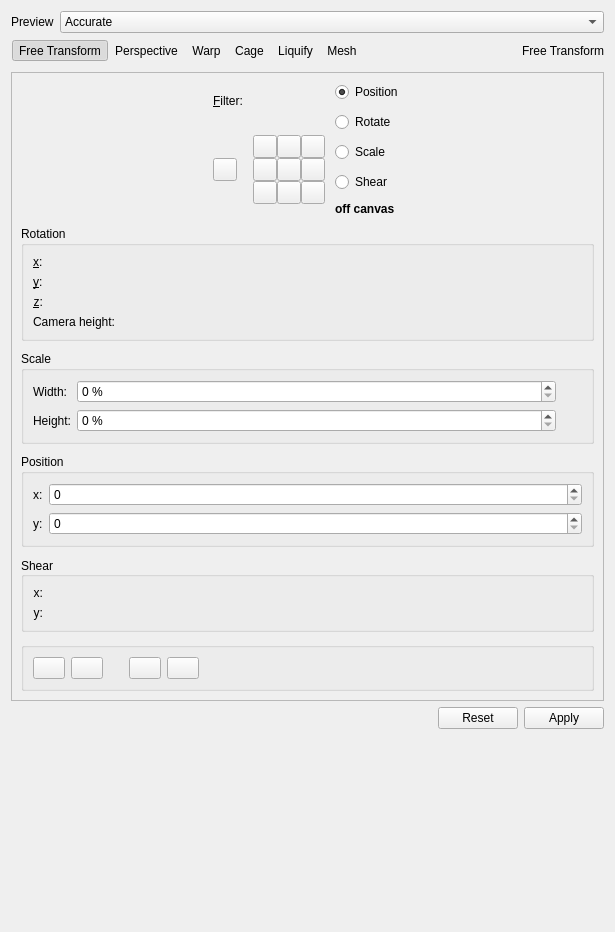
Before: the Qt Designer form plugins/tools/tool_transform2/wdg_tool_transform.ui in KDE/krita, drawn with Qt 5.
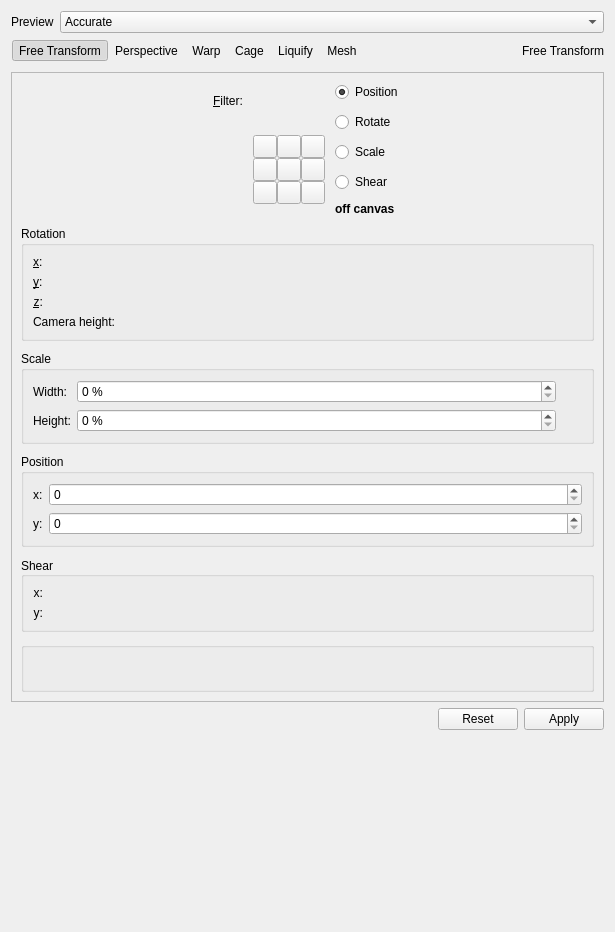
After: the same form once the commit is applied. Custom widgets are drawn as their Qt base class.

Commit message: Fix button styling inconsistencies in various tool options

Diff of the .ui file:
```diff
--- a/plugins/tools/tool_transform2/wdg_tool_transform.ui
+++ b/plugins/tools/tool_transform2/wdg_tool_transform.ui
@@ -385,6 +385,9 @@
              <property name="autoExclusive">
               <bool>true</bool>
              </property>
+             <property name="autoRaise">
+              <bool>true</bool>
+             </property>
             </widget>
            </item>
            <item row="0" column="1">
@@ -1245,7 +1248,7 @@
            <number>6</number>
           </property>
           <item>
-           <widget class="QPushButton" name="flipXButton">
+           <widget class="QToolButton" name="flipXButton">
             <property name="sizePolicy">
              <sizepolicy hsizetype="Fixed" vsizetype="Fixed">
               <horstretch>0</horstretch>
@@ -1267,10 +1270,13 @@
             <property name="text">
              <string/>
             </property>
+            <property name="autoRaise">
+             <bool>true</bool>
+            </property>
            </widget>
           </item>
           <item>
-           <widget class="QPushButton" name="flipYButton">
+           <widget class="QToolButton" name="flipYButton">
             <property name="sizePolicy">
              <sizepolicy hsizetype="Fixed" vsizetype="Fixed">
               <horstretch>0</horstretch>
@@ -1289,6 +1295,9 @@
             <property name="text">
              <string/>
             </property>
+            <property name="autoRaise">
+             <bool>true</bool>
+            </property>
            </widget>
           </item>
           <item>
@@ -1308,7 +1317,7 @@
            </spacer>
           </item>
           <item>
-           <widget class="QPushButton" name="rotateCCWButton">
+           <widget class="QToolButton" name="rotateCCWButton">
             <property name="sizePolicy">
              <sizepolicy hsizetype="Fixed" vsizetype="Fixed">
               <horstretch>0</horstretch>
@@ -1327,10 +1336,13 @@
             <property name="text">
              <string/>
             </property>
+            <property name="autoRaise">
+             <bool>true</bool>
+            </property>
            </widget>
           </item>
           <item>
-           <widget class="QPushButton" name="rotateCWButton">
+           <widget class="QToolButton" name="rotateCWButton">
             <property name="sizePolicy">
              <sizepolicy hsizetype="Fixed" vsizetype="Fixed">
               <horstretch>0</horstretch>
@@ -1349,6 +1361,9 @@
             <property name="text">
              <string/>
             </property>
+            <property name="autoRaise">
+             <bool>true</bool>
+            </property>
            </widget>
           </item>
           <item>
@@ -2251,6 +2266,12 @@
   </layout>
  </widget>
  <customwidgets>
+  <customwidget>
+   <class>KisDoubleSliderSpinBox</class>
+   <extends>QWidget</extends>
+   <header>kis_slider_spin_box.h</header>
+   <container>1</container>
+  </customwidget>
   <customwidget>
    <class>KoAspectButton</class>
    <extends>QWidget</extends>
@@ -2262,12 +2283,6 @@
    <extends></extends>
    <header>widgets/kis_cmb_idlist.h</header>
   </customwidget>
-  <customwidget>
-   <class>KisDoubleSliderSpinBox</class>
-   <extends>QWidget</extends>
-   <header>kis_slider_spin_box.h</header>
-   <container>1</container>
-  </customwidget>
   <customwidget>
    <class>KisIntParseSpinBox</class>
    <extends>QSpinBox</extends>
```
The commit also changes 4 other files.
